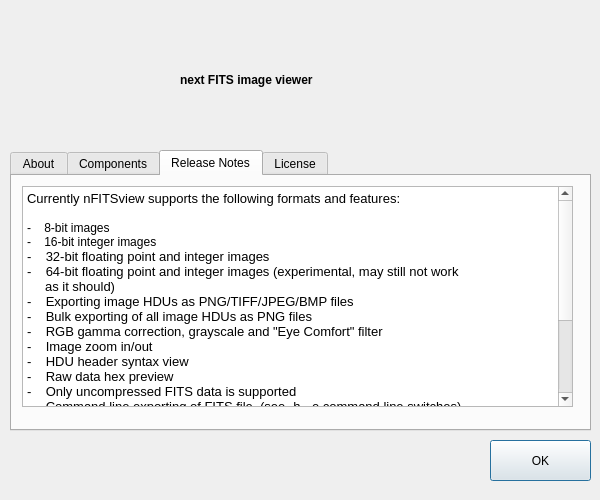
The window that aboutdialog.ui (surhh/nfitsview) describes before a commit, drawn with Qt 5.
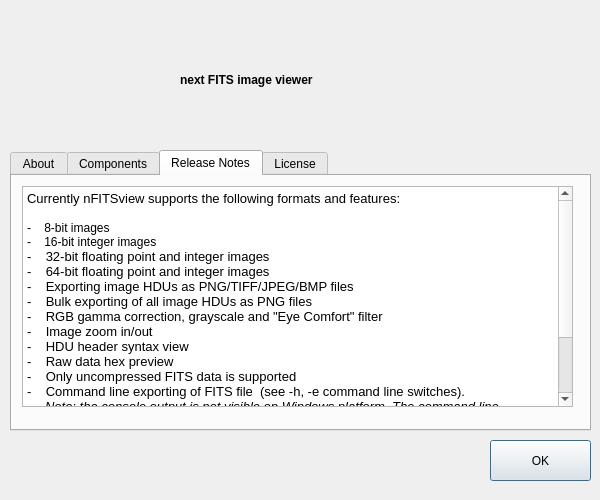
The same window after the commit. The open tabs and pages were chosen to show the change. Icons and pictures are not drawn.

Commit message: Added min/max value preprocessing for all 16/32/64-bit data types. Preparing for release 1.9.

The edit to the form file:
```diff
--- a/aboutdialog.ui
+++ b/aboutdialog.ui
@@ -209,8 +209,7 @@
 &lt;p style=&quot; margin-top:0px; margin-bottom:0px; margin-left:0px; margin-right:0px; -qt-block-indent:0; text-indent:0px;&quot;&gt;-    8-bit images&lt;/p&gt;
 &lt;p style=&quot; margin-top:0px; margin-bottom:0px; margin-left:0px; margin-right:0px; -qt-block-indent:0; text-indent:0px;&quot;&gt;-    16-bit integer images&lt;/p&gt;
 &lt;p style=&quot; margin-top:0px; margin-bottom:0px; margin-left:0px; margin-right:0px; -qt-block-indent:0; text-indent:0px;&quot;&gt;&lt;span style=&quot; font-family:'Noto Sans'; font-size:10pt;&quot;&gt;-    32-bit floating point and integer images&lt;/span&gt;&lt;/p&gt;
-&lt;p style=&quot; margin-top:0px; margin-bottom:0px; margin-left:0px; margin-right:0px; -qt-block-indent:0; text-indent:0px;&quot;&gt;&lt;span style=&quot; font-family:'Noto Sans'; font-size:10pt;&quot;&gt;-    64-bit floating point and integer images (experimental, may still not work   &lt;/span&gt;&lt;/p&gt;
-&lt;p style=&quot; margin-top:0px; margin-bottom:0px; margin-left:0px; margin-right:0px; -qt-block-indent:0; text-indent:0px;&quot;&gt;&lt;span style=&quot; font-family:'Noto Sans'; font-size:10pt;&quot;&gt;     as it should)&lt;/span&gt;&lt;/p&gt;
+&lt;p style=&quot; margin-top:0px; margin-bottom:0px; margin-left:0px; margin-right:0px; -qt-block-indent:0; text-indent:0px;&quot;&gt;&lt;span style=&quot; font-family:'Noto Sans'; font-size:10pt;&quot;&gt;-    64-bit floating point and integer images&lt;/span&gt;&lt;/p&gt;
 &lt;p style=&quot; margin-top:0px; margin-bottom:0px; margin-left:0px; margin-right:0px; -qt-block-indent:0; text-indent:0px;&quot;&gt;&lt;span style=&quot; font-family:'Noto Sans'; font-size:10pt;&quot;&gt;-    Exporting image HDUs as PNG/TIFF/JPEG/BMP files&lt;/span&gt;&lt;/p&gt;
 &lt;p style=&quot; margin-top:0px; margin-bottom:0px; margin-left:0px; margin-right:0px; -qt-block-indent:0; text-indent:0px;&quot;&gt;&lt;span style=&quot; font-family:'Noto Sans'; font-size:10pt;&quot;&gt;-    Bulk exporting of all image HDUs as PNG files&lt;/span&gt;&lt;/p&gt;
 &lt;p style=&quot; margin-top:0px; margin-bottom:0px; margin-left:0px; margin-right:0px; -qt-block-indent:0; text-indent:0px;&quot;&gt;&lt;span style=&quot; font-family:'Noto Sans'; font-size:10pt;&quot;&gt;-    RGB gamma correction, grayscale and &amp;quot;Eye Comfort&amp;quot; filter&lt;/span&gt;&lt;/p&gt;
@@ -224,9 +223,7 @@
 &lt;p style=&quot;-qt-paragraph-type:empty; margin-top:0px; margin-bottom:0px; margin-left:0px; margin-right:0px; -qt-block-indent:0; text-indent:0px; font-family:'Noto Sans'; font-size:10pt;&quot;&gt;&lt;br /&gt;&lt;/p&gt;
 &lt;p style=&quot; margin-top:0px; margin-bottom:0px; margin-left:0px; margin-right:0px; -qt-block-indent:0; text-indent:0px;&quot;&gt;&lt;span style=&quot; font-family:'Noto Sans'; font-size:10pt;&quot;&gt;Fixes and new features in this release:&lt;/span&gt;&lt;/p&gt;
 &lt;p style=&quot;-qt-paragraph-type:empty; margin-top:0px; margin-bottom:0px; margin-left:0px; margin-right:0px; -qt-block-indent:0; text-indent:0px; font-family:'Noto Sans'; font-size:10pt;&quot;&gt;&lt;br /&gt;&lt;/p&gt;
-&lt;p style=&quot; margin-top:0px; margin-bottom:0px; margin-left:0px; margin-right:0px; -qt-block-indent:0; text-indent:0px;&quot;&gt;&lt;span style=&quot; font-family:'Noto Sans'; font-size:10pt;&quot;&gt;-    Added 8-bit images support&lt;/span&gt;&lt;/p&gt;
-&lt;p style=&quot; margin-top:0px; margin-bottom:0px; margin-left:0px; margin-right:0px; -qt-block-indent:0; text-indent:0px;&quot;&gt;&lt;span style=&quot; font-family:'Noto Sans'; font-size:10pt;&quot;&gt;-    Fixed a 64-bit images displaying bug&lt;/span&gt;&lt;/p&gt;
-&lt;p style=&quot; margin-top:0px; margin-bottom:0px; margin-left:0px; margin-right:0px; -qt-block-indent:0; text-indent:0px;&quot;&gt;&lt;span style=&quot; font-family:'Noto Sans'; font-size:10pt;&quot;&gt;-    Added different modes for 32/64-bit floating point color mappings&lt;/span&gt;&lt;/p&gt;&lt;/body&gt;&lt;/html&gt;</string>
+&lt;p style=&quot; margin-top:0px; margin-bottom:0px; margin-left:0px; margin-right:0px; -qt-block-indent:0; text-indent:0px;&quot;&gt;&lt;span style=&quot; font-family:'Noto Sans'; font-size:10pt;&quot;&gt;-    Added min/max value preprocessing for all 16/32/64-bit data types&lt;/span&gt;&lt;/p&gt;&lt;/body&gt;&lt;/html&gt;</string>
      </property>
     </widget>
    </widget>
```
The commit also changes 7 other files.
